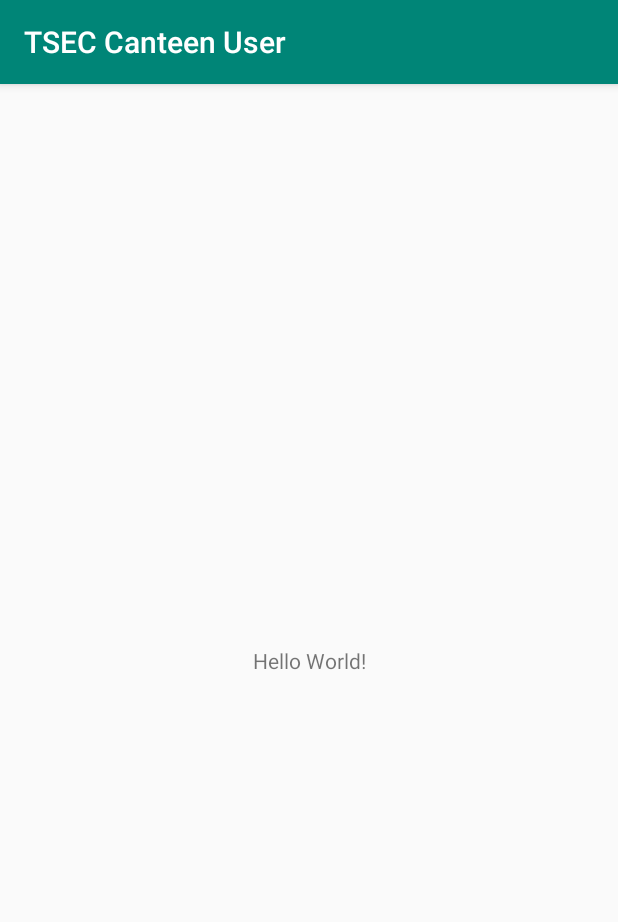
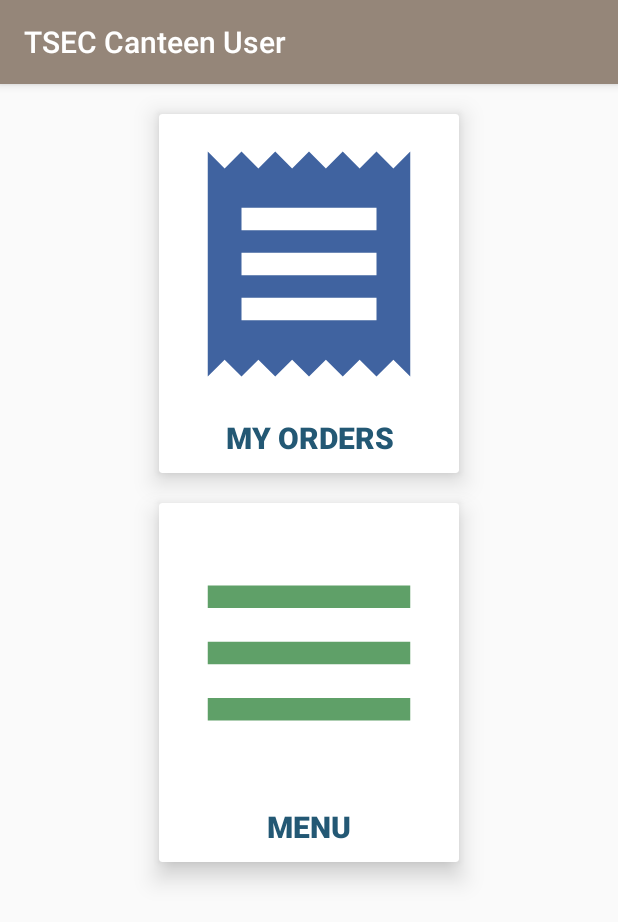
Before and after one commit to AnkitaKar1998/TSECCanteenUser, an Android app: the screen it shows after launch (MainActivity), on a phone screen of 412 x 824 dp. Shown: the top 922 px of the screen. Run offline under Robolectric (Android 15) with nearby library versions, the phone set to English and light mode, and no system bars.

Commit message:
Orders finished

```diff
--- a/app/build.gradle
+++ b/app/build.gradle
@@ -21,6 +21,8 @@ android {
 dependencies {
     implementation fileTree(dir: 'libs', include: ['*.jar'])
     implementation 'com.android.support:appcompat-v7:28.0.0'
+    implementation 'com.android.support:design:28.0.0'
+    implementation 'com.android.support:cardview-v7:28.0.0'
     implementation 'com.android.support.constraint:constraint-layout:1.1.3'
     testImplementation 'junit:junit:4.12'
     androidTestImplementation 'com.android.support.test:runner:1.0.2'
--- a/app/src/main/AndroidManifest.xml
+++ b/app/src/main/AndroidManifest.xml
@@ -16,6 +16,8 @@
                 <category android:name="android.intent.category.LAUNCHER" />
             </intent-filter>
         </activity>
+        <activity android:name=".OrdersActivity" />
+        <activity android:name=".MenuActivity"></activity>
     </application>
 
 </manifest>
--- a/app/src/main/java/com/example/ankita/tseccanteenuser/MainActivity.java
+++ b/app/src/main/java/com/example/ankita/tseccanteenuser/MainActivity.java
@@ -1,13 +1,34 @@
 package com.example.ankita.tseccanteenuser;
 
+import android.content.Intent;
 import android.support.v7.app.AppCompatActivity;
 import android.os.Bundle;
+import android.support.v7.widget.CardView;
+import android.view.View;
 
-public class MainActivity extends AppCompatActivity {
-
+public class MainActivity extends AppCompatActivity implements View.OnClickListener{
+    CardView orders;
+    CardView menu;
     @Override
     protected void onCreate(Bundle savedInstanceState) {
         super.onCreate(savedInstanceState);
         setContentView(R.layout.activity_main);
+
+        orders = (CardView)findViewById(R.id.ordercardview);
+        orders.setOnClickListener(this);
+        menu = (CardView)findViewById(R.id.menucardview);
+        menu.setOnClickListener(this);
+    }
+
+    @Override
+    public void onClick(View v) {
+        if(v.getId()==R.id.ordercardview){
+            Intent i = new Intent(MainActivity.this,OrdersActivity.class);
+            startActivity(i);
+        }
+        else {
+            Intent i = new Intent(MainActivity.this,MenuActivity.class);
+            startActivity(i);
+        }
     }
 }
--- /dev/null
+++ b/app/src/main/res/drawable/menu.xml
@@ -0,0 +1,5 @@
+<vector android:height="24dp" android:tint="#5FA068"
+    android:viewportHeight="24.0" android:viewportWidth="24.0"
+    android:width="24dp" xmlns:android="http://schemas.android.com/apk/res/android">
+    <path android:fillColor="#FF000000" android:pathData="M3,18h18v-2L3,16v2zM3,13h18v-2L3,11v2zM3,6v2h18L21,6L3,6z"/>
+</vector>
--- /dev/null
+++ b/app/src/main/res/drawable/orders.xml
@@ -0,0 +1,5 @@
+<vector android:height="24dp" android:tint="#4063A0"
+    android:viewportHeight="24.0" android:viewportWidth="24.0"
+    android:width="24dp" xmlns:android="http://schemas.android.com/apk/res/android">
+    <path android:fillColor="#FF000000" android:pathData="M18,17L6,17v-2h12v2zM18,13L6,13v-2h12v2zM18,9L6,9L6,7h12v2zM3,22l1.5,-1.5L6,22l1.5,-1.5L9,22l1.5,-1.5L12,22l1.5,-1.5L15,22l1.5,-1.5L18,22l1.5,-1.5L21,22L21,2l-1.5,1.5L18,2l-1.5,1.5L15,2l-1.5,1.5L12,2l-1.5,1.5L9,2 7.5,3.5 6,2 4.5,3.5 3,2v20z"/>
+</vector>
--- a/app/src/main/res/layout/activity_main.xml
+++ b/app/src/main/res/layout/activity_main.xml
@@ -1,18 +1,79 @@
 <?xml version="1.0" encoding="utf-8"?>
-<android.support.constraint.ConstraintLayout xmlns:android="http://schemas.android.com/apk/res/android"
+<LinearLayout xmlns:android="http://schemas.android.com/apk/res/android"
     xmlns:app="http://schemas.android.com/apk/res-auto"
     xmlns:tools="http://schemas.android.com/tools"
     android:layout_width="match_parent"
     android:layout_height="match_parent"
-    tools:context=".MainActivity">
+    tools:context=".MainActivity"
+    android:orientation="vertical">
 
-    <TextView
+
+    <android.support.v7.widget.CardView
+        android:id="@+id/ordercardview"
         android:layout_width="wrap_content"
         android:layout_height="wrap_content"
-        android:text="Hello World!"
-        app:layout_constraintBottom_toBottomOf="parent"
-        app:layout_constraintLeft_toLeftOf="parent"
-        app:layout_constraintRight_toRightOf="parent"
-        app:layout_constraintTop_toTopOf="parent" />
+        android:layout_gravity="center_horizontal"
+        app:cardElevation="10dp"
+        android:layout_marginTop="20dp">
+        <LinearLayout
+            android:layout_width="match_parent"
+            android:layout_height="wrap_content"
+            android:orientation="vertical"
+            android:padding="10dp">
+            <ImageView
+                android:id="@+id/order_image"
+                android:layout_width="wrap_content"
+                android:layout_height="180dp"
+                android:scaleType="centerCrop"
+                android:adjustViewBounds="true"
+                android:src="@drawable/orders"
+                android:layout_gravity="center_horizontal"/>
+            <TextView
+                android:layout_width="match_parent"
+                android:layout_height="wrap_content"
+                style="@style/TextAppearance.AppCompat.Title"
+                android:ellipsize="end"
+                android:layout_marginTop="12dp"
+                android:text="@string/my_orders"
+                android:textSize="20sp"
+                android:textStyle="bold"
+                android:textColor="#235874"
+                android:textAlignment="center"/>
+        </LinearLayout>
+    </android.support.v7.widget.CardView>
 
-</android.support.constraint.ConstraintLayout>
+    <android.support.v7.widget.CardView
+        android:id="@+id/menucardview"
+        android:layout_width="wrap_content"
+        android:layout_height="wrap_content"
+        android:layout_marginTop="20dp"
+        android:layout_gravity="center_horizontal"
+        app:cardElevation="10dp">
+        <LinearLayout
+            android:layout_width="match_parent"
+            android:layout_height="wrap_content"
+            android:orientation="vertical"
+            android:padding="10dp">
+            <ImageView
+                android:id="@+id/menu_image"
+                android:layout_width="wrap_content"
+                android:layout_height="180dp"
+                android:scaleType="centerCrop"
+                android:adjustViewBounds="true"
+                android:src="@drawable/menu"
+                android:layout_gravity="center_horizontal"/>
+            <TextView
+                android:layout_width="match_parent"
+                android:layout_height="wrap_content"
+                style="@style/TextAppearance.AppCompat.Title"
+                android:ellipsize="end"
+                android:layout_marginTop="12dp"
+                android:text="@string/menu1"
+                android:textSize="20sp"
+                android:textStyle="bold"
+                android:textColor="#235874"
+                android:textAlignment="center"/>
+        </LinearLayout>
+    </android.support.v7.widget.CardView>
+
+</LinearLayout>
--- a/app/src/main/res/values/colors.xml
+++ b/app/src/main/res/values/colors.xml
@@ -1,6 +1,7 @@
 <?xml version="1.0" encoding="utf-8"?>
 <resources>
-    <color name="colorPrimary">#008577</color>
+    <color name="colorPrimary">#958679</color>
     <color name="colorPrimaryDark">#00574B</color>
     <color name="colorAccent">#D81B60</color>
+    <color name="backlight">#986754</color>
 </resources>
--- a/app/src/main/res/values/strings.xml
+++ b/app/src/main/res/values/strings.xml
@@ -1,3 +1,6 @@
 <resources>
     <string name="app_name">TSEC Canteen User</string>
+    <string name="my_orders">MY ORDERS</string>
+    <string name="menu">Menu</string>
+    <string name="menu1">MENU</string>
 </resources>
```
Also changed, not shown: app/src/main/java/com/example/ankita/tseccanteenuser/MenuActivity.java (added, +13 -0 lines), app/src/main/java/com/example/ankita/tseccanteenuser/OrdersActivity.java (added, +37 -0 lines), app/src/main/java/com/example/ankita/tseccanteenuser/Product.java (added, +44 -0 lines), app/src/main/java/com/example/ankita/tseccanteenuser/RecyclerViewAdapter.java (added, +65 -0 lines), app/src/main/res/layout/activity_menu.xml (added, +13 -0 lines), app/src/main/res/layout/activity_orders.xml (added, +15 -0 lines), app/src/main/res/layout/order_recycler_customized.xml (added, +130 -0 lines), app/src/main/res/drawable/pavbhaji.png (added), app/src/main/res/drawable/thali.png (added), app/src/main/res/drawable/vadapav.png (added).
